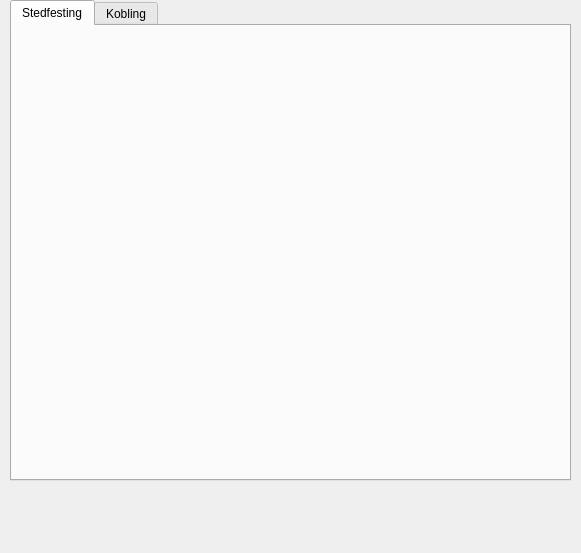
JACCCostring/NVDBPlugin, file more_window.ui: the form before one commit.
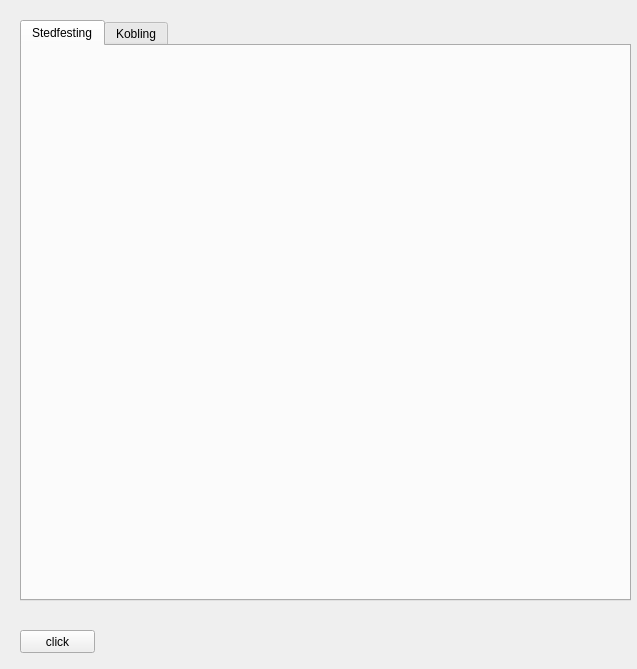
The form after the commit.

What changed in the file:
```diff
--- a/more_window.ui
+++ b/more_window.ui
@@ -1,13 +1,13 @@
 <?xml version="1.0" encoding="UTF-8"?>
 <ui version="4.0">
- <class>MoreDialog</class>
- <widget class="QDialog" name="MoreDialog">
+ <class>more_window</class>
+ <widget class="QWidget" name="more_window">
   <property name="geometry">
    <rect>
     <x>0</x>
     <y>0</y>
-    <width>581</width>
-    <height>553</height>
+    <width>637</width>
+    <height>669</height>
    </rect>
   </property>
   <property name="windowTitle">
@@ -16,10 +16,10 @@
   <widget class="QTabWidget" name="more_main_tab">
    <property name="geometry">
     <rect>
-     <x>10</x>
-     <y>0</y>
-     <width>561</width>
-     <height>481</height>
+     <x>20</x>
+     <y>20</y>
+     <width>611</width>
+     <height>581</height>
     </rect>
    </property>
    <property name="currentIndex">
@@ -36,6 +36,19 @@
     </attribute>
    </widget>
   </widget>
+  <widget class="QPushButton" name="click_btn">
+   <property name="geometry">
+    <rect>
+     <x>20</x>
+     <y>630</y>
+     <width>75</width>
+     <height>23</height>
+    </rect>
+   </property>
+   <property name="text">
+    <string>click</string>
+   </property>
+  </widget>
  </widget>
  <resources/>
  <connections/>
```
